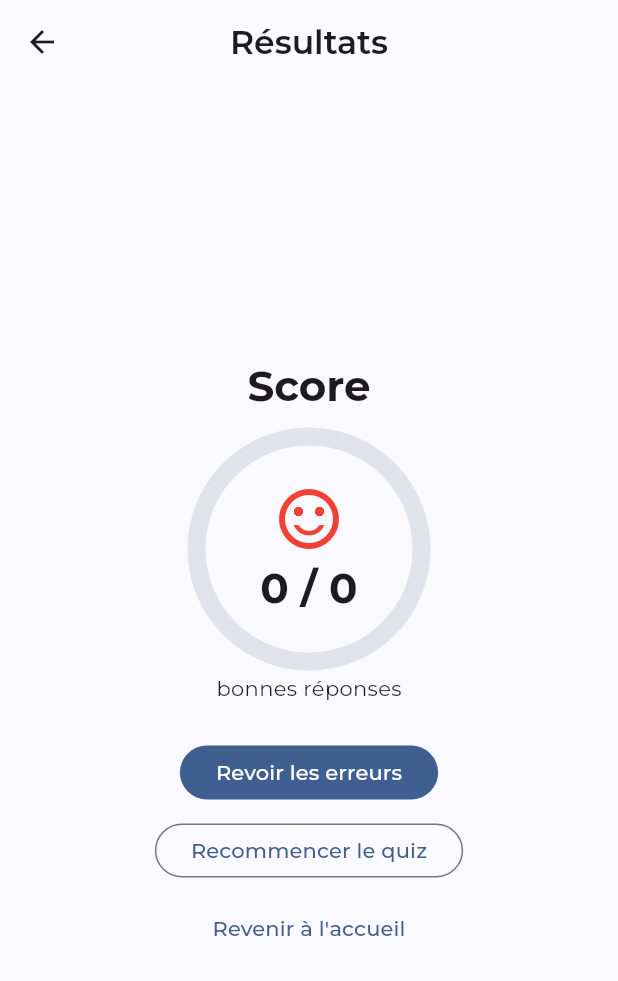
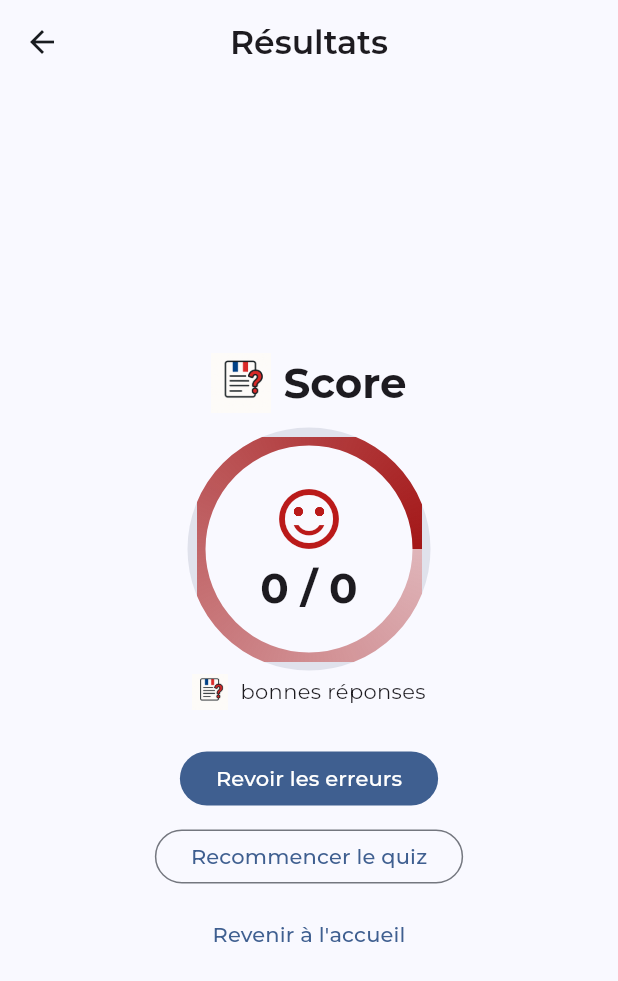
Before and after one commit to Myoxsis/french_citizenship_app, a Flutter app: the ResultsScreen screen opened by its route, on a phone screen of 412 x 824 dp. Shown: the top 981 px of the screen. Run offline on Flutter 3.47's test engine with Material 3 defaults, Android fonts, the light colour scheme and no system bars; our stand-ins replace easy_localization, flutter_riverpod, flutter_svg, go_router, google_fonts, google_mobile_ads and 1 more; accounts and stored records are empty; network calls fail.

Commit message:
Use themed status colors and enhance results screen

```diff
--- a/lib/screens/results_screen.dart
+++ b/lib/screens/results_screen.dart
@@ -1,13 +1,17 @@
+import 'dart:math' as math;
+
 import 'package:easy_localization/easy_localization.dart';
 import 'package:flutter/material.dart';
 import 'package:flutter_riverpod/flutter_riverpod.dart';
 import 'package:go_router/go_router.dart';
 import 'package:google_mobile_ads/google_mobile_ads.dart';
+
 import '../app_router.dart';
 import '../providers/quiz_controller.dart';
 import '../providers/heart_controller.dart';
 import '../providers/settings_controller.dart';
 import '../services/ad_manager.dart';
+import '../theme_extensions.dart';
 import '../widgets/app_back_button.dart';
 
 class ResultsScreen extends ConsumerStatefulWidget {
@@ -51,12 +55,12 @@ class _ResultsScreenState extends ConsumerState<ResultsScreen> {
     final score = s?.score ?? 0;
     final total = s?.total ?? 0;
     final percent = total == 0 ? 0.0 : score / total;
-    final scheme = Theme.of(context).colorScheme;
+    final status = Theme.of(context).extension<StatusColors>()!;
     final color = percent >= 0.8
-        ? scheme.primary
+        ? status.success
         : percent >= 0.5
-            ? scheme.tertiary
-            : scheme.secondary;
+            ? status.warning
+            : status.error;
     return Scaffold(
       appBar: AppBar(
         leading: const AppBackButton(),
@@ -69,24 +73,54 @@ class _ResultsScreenState extends ConsumerState<ResultsScreen> {
         child: Column(
           mainAxisSize: MainAxisSize.min,
           children: [
+            Row(
+              mainAxisSize: MainAxisSize.min,
+              children: [
+                Image.asset(
+                  'assets/app_logo.png',
+                  width: 40,
+                  height: 40,
+                  semanticLabel: 'App logo',
+                ),
+                const SizedBox(width: 8),
                 Text(
                   'results_score'.tr(),
                   style: Theme.of(context).textTheme.headlineMedium,
+                ),
+              ],
             ),
             const SizedBox(height: 16),
             Stack(
               alignment: Alignment.center,
               children: [
-                SizedBox(
+                TweenAnimationBuilder<double>(
+                  tween: Tween(begin: 0, end: percent),
+                  duration: const Duration(milliseconds: 1200),
+                  builder: (context, value, child) {
+                    return ShaderMask(
+                      shaderCallback: (rect) {
+                        return SweepGradient(
+                          startAngle: 0,
+                          endAngle: 2 * math.pi,
+                          colors: [
+                            color.withOpacity(0.3),
+                            color,
+                          ],
+                        ).createShader(rect);
+                      },
+                      child: SizedBox(
                         height: 150,
                         width: 150,
                         child: CircularProgressIndicator(
-                    value: percent,
+                          value: value,
                           strokeWidth: 12,
                           backgroundColor:
                               Theme.of(context).colorScheme.surfaceVariant,
-                    valueColor: AlwaysStoppedAnimation(color),
+                          valueColor: const AlwaysStoppedAnimation(Colors.white),
                         ),
+                      ),
+                    );
+                  },
                 ),
                 Column(
                   mainAxisSize: MainAxisSize.min,
@@ -108,9 +142,21 @@ class _ResultsScreenState extends ConsumerState<ResultsScreen> {
               ],
             ),
             const SizedBox(height: 8),
+            Row(
+              mainAxisSize: MainAxisSize.min,
+              children: [
+                Image.asset(
+                  'assets/app_logo.png',
+                  width: 24,
+                  height: 24,
+                  semanticLabel: 'App logo',
+                ),
+                const SizedBox(width: 8),
                 Text(
                   'results_correct'.tr(),
                   style: Theme.of(context).textTheme.bodyMedium,
+                ),
+              ],
             ),
             const SizedBox(height: 24),
             FilledButton(
--- a/lib/theme.dart
+++ b/lib/theme.dart
@@ -1,5 +1,7 @@
 import 'package:flutter/material.dart';
 import 'package:google_fonts/google_fonts.dart';
+
+import 'theme_extensions.dart';
 
 ThemeData buildTheme(bool dark) {
   // Brand colors
@@ -16,6 +18,12 @@ ThemeData buildTheme(bool dark) {
     onPrimary: Colors.white,
     onSecondary: Colors.white,
     onTertiary: dark ? Colors.black : Colors.white,
+  );
+
+  final statusColors = StatusColors(
+    success: const Color(0xFF4CAF50),
+    warning: const Color(0xFFFFC107),
+    error: scheme.error,
   );
 
   final baseTextTheme =
@@ -39,6 +47,7 @@ ThemeData buildTheme(bool dark) {
     colorScheme: scheme,
     textTheme: textTheme,
     visualDensity: VisualDensity.comfortable,
+    extensions: [statusColors],
     cardTheme: const CardThemeData(
       margin: EdgeInsets.symmetric(vertical: 8, horizontal: 12),
       elevation: 1,
--- /dev/null
+++ b/lib/theme_extensions.dart
@@ -0,0 +1,37 @@
+import 'package:flutter/material.dart';
+
+@immutable
+class StatusColors extends ThemeExtension<StatusColors> {
+  const StatusColors({
+    required this.success,
+    required this.warning,
+    required this.error,
+  });
+
+  final Color success;
+  final Color warning;
+  final Color error;
+
+  @override
+  StatusColors copyWith({
+    Color? success,
+    Color? warning,
+    Color? error,
+  }) {
+    return StatusColors(
+      success: success ?? this.success,
+      warning: warning ?? this.warning,
+      error: error ?? this.error,
+    );
+  }
+
+  @override
+  StatusColors lerp(ThemeExtension<StatusColors>? other, double t) {
+    if (other is! StatusColors) return this;
+    return StatusColors(
+      success: Color.lerp(success, other.success, t)!,
+      warning: Color.lerp(warning, other.warning, t)!,
+      error: Color.lerp(error, other.error, t)!,
+    );
+  }
+}
```
Lines whose indentation alone changed are shown as unchanged.
